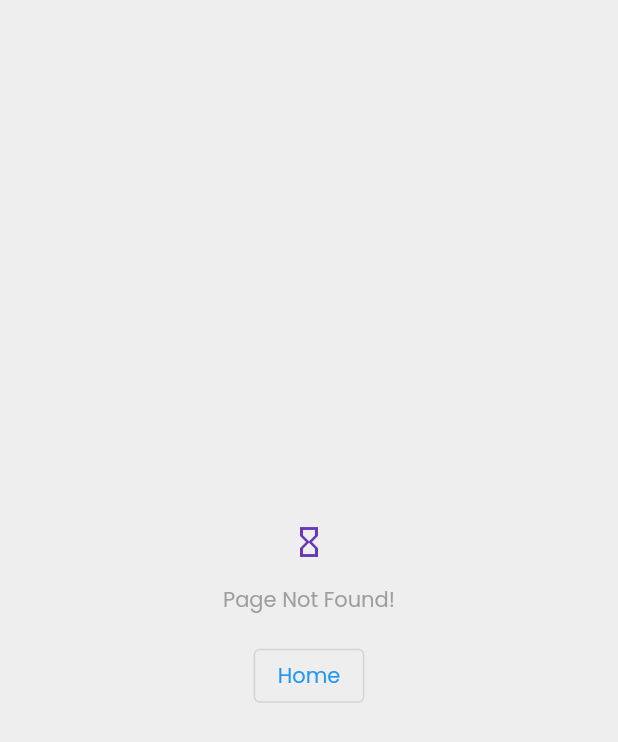
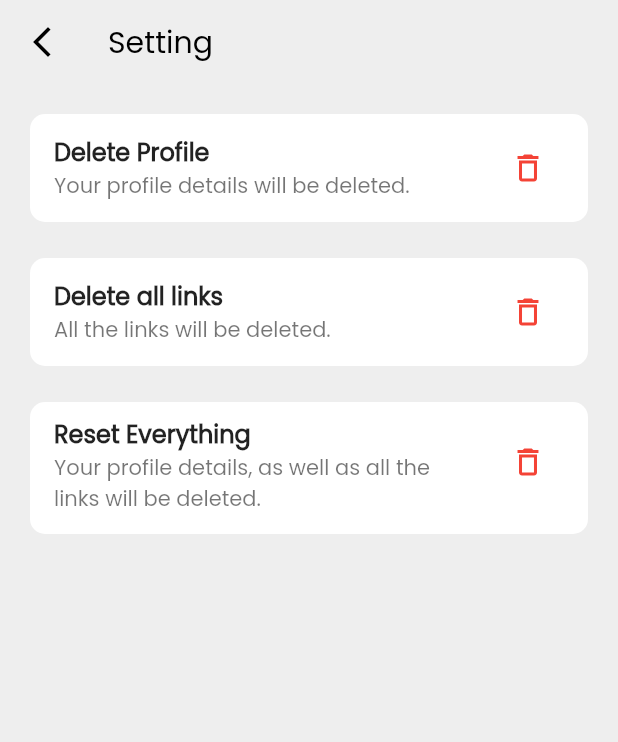
Before and after one commit to BishalTamangDev/linklocker_flutter, a Flutter app: the screen it shows after launch, after a tap on the "menu" icon, after a tap on "Setting", on a phone screen of 412 x 824 dp. Shown: the top 742 px of the screen. Run offline on Flutter 3.47's test engine with Material 3 defaults, Android fonts, the phone set to English and light mode, and no system bars; our stand-ins replace fl_chart, flutter_image_compress, go_router, image_picker, qr_flutter, share_plus and 1 more; missing offline and left inert: mobile_scanner; accounts and stored records are empty.

Commit message:
setting page added

```diff
--- a/lib/config/routes/routes.dart
+++ b/lib/config/routes/routes.dart
@@ -9,6 +9,7 @@ import 'package:linklocker/pages/profile/view_profile_page.dart';
 import 'package:linklocker/pages/qr_scanner/qr_scanner_home_page.dart';
 import 'package:linklocker/pages/qr_scanner/qr_scanner_result_page.dart';
 import 'package:linklocker/pages/search/search_page.dart';
+import 'package:linklocker/pages/setting/setting_home_page.dart';
 
 class AppRoute {
   static final GoRouter routes = GoRouter(
@@ -158,7 +159,10 @@ class AppRoute {
       //   setting
       GoRoute(
         path: '/setting',
-        builder: (context, index) => PageNotFoundPage(),
+        pageBuilder: (context, state) => CustomTransitionPage(
+          child: SettingHomePage(),
+          transitionsBuilder: slideLeftTransitionBuilder,
+        ),
       ),
     ],
 
--- a/lib/pages/home/home_page.dart
+++ b/lib/pages/home/home_page.dart
@@ -24,7 +24,6 @@ class HomePage extends StatefulWidget {
 
 class _HomePageState extends State<HomePage> with WidgetsBindingObserver {
   // variables
-  bool developerMode = false;
   bool hide = false;
   var userModel = UserModel();
   var localDataSource = LocalDataSource.getInstance();
@@ -60,14 +59,6 @@ class _HomePageState extends State<HomePage> with WidgetsBindingObserver {
     setState(() {
       _linkList = localDataSource.getGroupedLinks();
     });
-  }
-
-  // navigate to setting
-  navigateToSetting() {
-    if (mounted) {
-      // context.pop();
-      context.push('/setting');
-    }
   }
 
   @override
@@ -138,7 +129,10 @@ class _HomePageState extends State<HomePage> with WidgetsBindingObserver {
                         child: OutlinedButton(
                           onPressed: () {
                             context.pop();
-                            context.push('/setting');
+                            context.push('/setting').then((_) {
+                              _refreshUserData();
+                              _refreshLinkList();
+                            });
                           },
                           child: const Text("Setting"),
                         ),
@@ -530,80 +524,6 @@ class _HomePageState extends State<HomePage> with WidgetsBindingObserver {
                             ),
 
                             const SizedBox(),
-
-                            // reset tables
-                            !developerMode
-                                ? SizedBox(
-                                    height: 44.0,
-                                  )
-                                : Column(
-                                    children: [
-                                      Wrap(
-                                        spacing: 10.0,
-                                        // runSpacing: 10.0,
-                                        children: [
-                                          // refresh
-                                          OutlinedButton(
-                                            onPressed: () async {
-                                              _refreshLinkList();
-                                              _refreshUserData();
-                                            },
-                                            child: const Text("Refresh"),
-                                          ),
-
-                                          // reset user table
-                                          OutlinedButton(
-                                            onPressed: () async {
-                                              bool response =
-                                                  await localDataSource
-                                                      .resetUserTable();
-
-                                              if (response) {
-                                                _refreshUserData();
-                                              }
-                                            },
-                                            child:
-                                                const Text("Reset User Table"),
-                                          ),
-
-                                          // reset link table
-                                          OutlinedButton(
-                                            onPressed: () async {
-                                              await localDataSource
-                                                  .resetLinkTable();
-
-                                              if (mounted) {
-                                                _refreshLinkList();
-                                              }
-                                            },
-                                            child:
-                                                const Text("Reset Link Table"),
-                                          ),
-
-                                          // reset contact table
-                                          OutlinedButton(
-                                            onPressed: () async {
-                                              await localDataSource
-                                                  .resetContactTable();
-                                            },
-                                            child: const Text(
-                                                "Reset Contact Table"),
-                                          ),
-
-                                          //   reset database
-                                          OutlinedButton(
-                                            onPressed: () async {
-                                              await localDataSource.resetDb();
-                                              _refreshUserData();
-                                              _refreshLinkList();
-                                            },
-                                            child: const Text("Reset Database"),
-                                          ),
-                                        ],
-                                      ),
-                                      const SizedBox(height: 54.0),
-                                    ],
-                                  ),
                           ],
                         ),
                       ),
--- /dev/null
+++ b/lib/pages/setting/setting_home_page.dart
@@ -0,0 +1,243 @@
+import 'dart:developer' as developer;
+
+import 'package:flutter/material.dart';
+import 'package:go_router/go_router.dart';
+import 'package:linklocker/data/source/local/local_data_source.dart';
+
+class SettingHomePage extends StatefulWidget {
+  const SettingHomePage({super.key});
+
+  @override
+  State<SettingHomePage> createState() => _SettingHomePageState();
+}
+
+class _SettingHomePageState extends State<SettingHomePage> {
+  //  variables
+  String status = "null";
+  var localDataSource = LocalDataSource.getInstance();
+
+  // reset profile
+  Future<bool> _resetProfile() async {
+    bool profileResponse = await localDataSource.resetUserTable();
+
+    if (profileResponse) {
+      // reset user contact
+      profileResponse = await localDataSource.resetUserContactTable();
+    }
+
+    return profileResponse;
+  }
+
+  // reset links
+  Future<bool> _resetLinks() async {
+    bool linkResponse = await localDataSource.resetLinkTable();
+
+    if (linkResponse) {
+      bool contactResponse = await localDataSource.resetContactTable();
+    }
+
+    return linkResponse;
+  }
+
+  // reset both :: profile and links
+  Future<bool> _resetEverything() async {
+    bool profileResponse = await _resetProfile();
+    bool userResponse = false;
+    if (profileResponse) {
+      userResponse = await _resetLinks();
+    }
+    return userResponse;
+  }
+
+  // functions
+  _delete(String target) {
+    developer.log("Delete :: $target");
+    showDialog(
+      context: context,
+      builder: (context) => AlertDialog(
+        content: Column(
+          spacing: 12.0,
+          mainAxisSize: MainAxisSize.min,
+          crossAxisAlignment: CrossAxisAlignment.start,
+          children: [
+            Text(
+              target == "profile"
+                  ? "Delete Profile"
+                  : target == "link"
+                      ? "Delete Links"
+                      : "Delete Everything",
+              style: Theme.of(context)
+                  .textTheme
+                  .titleLarge!
+                  .copyWith(fontWeight: FontWeight.bold),
+            ),
+            Opacity(
+              opacity: 0.6,
+              child: Text(
+                target == "profile"
+                    ? "Are you sure you want to delete your profile permanently?"
+                    : target == "link"
+                        ? "Are you sure you want to delete all your links permanently?"
+                        : "Are you sure you want to delete your profile and the links permanently?",
+              ),
+            ),
+            Row(
+              mainAxisSize: MainAxisSize.max,
+              spacing: 8.0,
+              children: [
+                OutlinedButton(
+                  style: OutlinedButton.styleFrom(
+                    foregroundColor: Colors.red,
+                  ),
+                  onPressed: () async {
+                    bool response = false;
+                    if (target == "profile") {
+                      response = await _resetProfile();
+                    } else if (target == "link") {
+                      response = await _resetLinks();
+                    } else if (target == "all") {
+                      response = await _resetEverything();
+                      if (!context.mounted) return;
+                    }
+
+                    if (!context.mounted) return;
+
+                    context.pop();
+
+                    if (ScaffoldMessenger.of(context).mounted) {
+                      ScaffoldMessenger.of(context).hideCurrentSnackBar();
+                    }
+
+                    ScaffoldMessenger.of(context).showSnackBar(
+                      SnackBar(
+                        behavior: SnackBarBehavior.floating,
+                        content: Text(
+                          response ? "Reset successful!" : "Reset failed!",
+                        ),
+                      ),
+                    );
+                  },
+                  child: const Text("Yes, Delete Now"),
+                ),
+                OutlinedButton(
+                  style: OutlinedButton.styleFrom(
+                    foregroundColor: Colors.green,
+                  ),
+                  onPressed: () => context.pop(),
+                  child: const Text("No, Cancel"),
+                ),
+              ],
+            ),
+          ],
+        ),
+      ),
+    );
+  }
+
+  @override
+  Widget build(BuildContext context) {
+    return Scaffold(
+      appBar: AppBar(
+        leading: InkWell(
+          hoverColor: Colors.transparent,
+          highlightColor: Colors.transparent,
+          splashColor: Colors.transparent,
+          onTap: () => context.pop(),
+          child: Icon(Icons.arrow_back_ios_new),
+        ),
+        title: const Text("Setting"),
+        centerTitle: false,
+        elevation: 0,
+        backgroundColor: Theme.of(context).canvasColor,
+      ),
+      backgroundColor: Theme.of(context).canvasColor,
+      body: SingleChildScrollView(
+        child: Padding(
+          padding: const EdgeInsets.all(16.0),
+          child: Column(
+            spacing: 16.0,
+            crossAxisAlignment: CrossAxisAlignment.start,
+            children: [
+              //   delete profile
+              Card(
+                elevation: 0,
+                shape: RoundedRectangleBorder(
+                  borderRadius: BorderRadius.circular(10.0),
+                ),
+                child: ListTile(
+                  title: Text(
+                    "Delete Profile",
+                    style: Theme.of(context)
+                        .textTheme
+                        .titleMedium!
+                        .copyWith(fontWeight: FontWeight.bold),
+                  ),
+                  subtitle: const Text("Your profile details will be deleted."),
+                  trailing: IconButton(
+                    onPressed: () => _delete("profile"),
+                    icon: Icon(
+                      Icons.delete_outline,
+                      color: Colors.red,
+                    ),
+                  ),
+                ),
+              ),
+
+              // delete all links
+              Card(
+                elevation: 0,
+                shape: RoundedRectangleBorder(
+                  borderRadius: BorderRadius.circular(10.0),
+                ),
+                child: ListTile(
+                  title: Text(
+                    "Delete all links",
+                    style: Theme.of(context)
+                        .textTheme
+                        .titleMedium!
+                        .copyWith(fontWeight: FontWeight.bold),
+                  ),
+                  subtitle: const Text("All the links will be deleted."),
+                  trailing: IconButton(
+                    onPressed: () => _delete("link"),
+                    icon: Icon(
+                      Icons.delete_outline,
+                      color: Colors.red,
+                    ),
+                  ),
+                ),
+              ),
+
+              // reset everything
+              Card(
+                elevation: 0,
+                shape: RoundedRectangleBorder(
+                  borderRadius: BorderRadius.circular(10.0),
+                ),
+                child: ListTile(
+                  isThreeLine: true,
+                  title: Text(
+                    "Reset Everything",
+                    style: Theme.of(context)
+                        .textTheme
+                        .titleMedium!
+                        .copyWith(fontWeight: FontWeight.bold),
+                  ),
+                  subtitle: const Text(
+                      "Your profile details, as well as all the links will be deleted."),
+                  trailing: IconButton(
+                    onPressed: () => _delete("all"),
+                    icon: Icon(
+                      Icons.delete_outline,
+                      color: Colors.red,
+                    ),
+                  ),
+                ),
+              ),
+            ],
+          ),
+        ),
+      ),
+    );
+  }
+}
```
Also changed, not shown: lib/pages/home/widgets/chart_widget.dart (+1 -10 lines).
